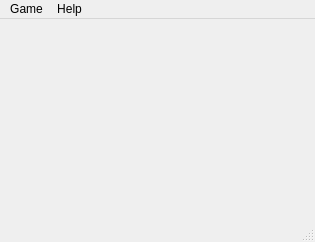
Before: the Qt Designer form src/mainwindow.ui in alopatindev/qbship, drawn with Qt 5.
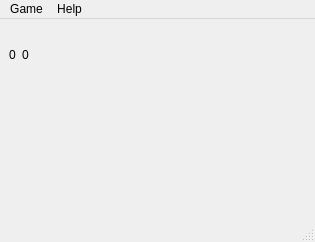
After: the same form once the commit is applied. Icons and pictures are not drawn. Custom widgets are drawn as their Qt base class.

```diff
--- a/src/mainwindow.ui
+++ b/src/mainwindow.ui
@@ -18,8 +18,8 @@
     <normaloff>:/images/icon.png</normaloff>:/images/icon.png</iconset>
   </property>
   <widget class="QWidget" name="centralwidget">
-   <layout class="QHBoxLayout" name="horizontalLayout">
-    <item>
+   <layout class="QGridLayout" name="gridLayout">
+    <item row="2" column="0">
      <widget class="MapWidget" name="myMap" native="true">
       <property name="enabled">
        <bool>false</bool>
@@ -33,7 +33,7 @@
       </property>
      </widget>
     </item>
-    <item>
+    <item row="2" column="2">
      <spacer name="horizontalSpacer">
       <property name="orientation">
        <enum>Qt::Horizontal</enum>
@@ -46,6 +46,58 @@
       </property>
      </spacer>
     </item>
+    <item row="0" column="0">
+     <widget class="QLabel" name="myUsername">
+      <property name="sizePolicy">
+       <sizepolicy hsizetype="Preferred" vsizetype="Maximum">
+        <horstretch>0</horstretch>
+        <verstretch>0</verstretch>
+       </sizepolicy>
+      </property>
+      <property name="text">
+       <string/>
+      </property>
+     </widget>
+    </item>
+    <item row="0" column="1">
+     <widget class="QLabel" name="enemyUsername">
+      <property name="sizePolicy">
+       <sizepolicy hsizetype="Preferred" vsizetype="Maximum">
+        <horstretch>0</horstretch>
+        <verstretch>0</verstretch>
+       </sizepolicy>
+      </property>
+      <property name="text">
+       <string/>
+      </property>
+     </widget>
+    </item>
+    <item row="1" column="0">
+     <widget class="QLabel" name="myScore">
+      <property name="sizePolicy">
+       <sizepolicy hsizetype="Preferred" vsizetype="Maximum">
+        <horstretch>0</horstretch>
+        <verstretch>0</verstretch>
+       </sizepolicy>
+      </property>
+      <property name="text">
+       <string>0</string>
+      </property>
+     </widget>
+    </item>
+    <item row="1" column="1">
+     <widget class="QLabel" name="enemyScore">
+      <property name="sizePolicy">
+       <sizepolicy hsizetype="Preferred" vsizetype="Maximum">
+        <horstretch>0</horstretch>
+        <verstretch>0</verstretch>
+       </sizepolicy>
+      </property>
+      <property name="text">
+       <string>0</string>
+      </property>
+     </widget>
+    </item>
    </layout>
   </widget>
   <widget class="QMenuBar" name="menubar">
```
Left out of the diff: 2 changed lines with no effect on the pictures.
